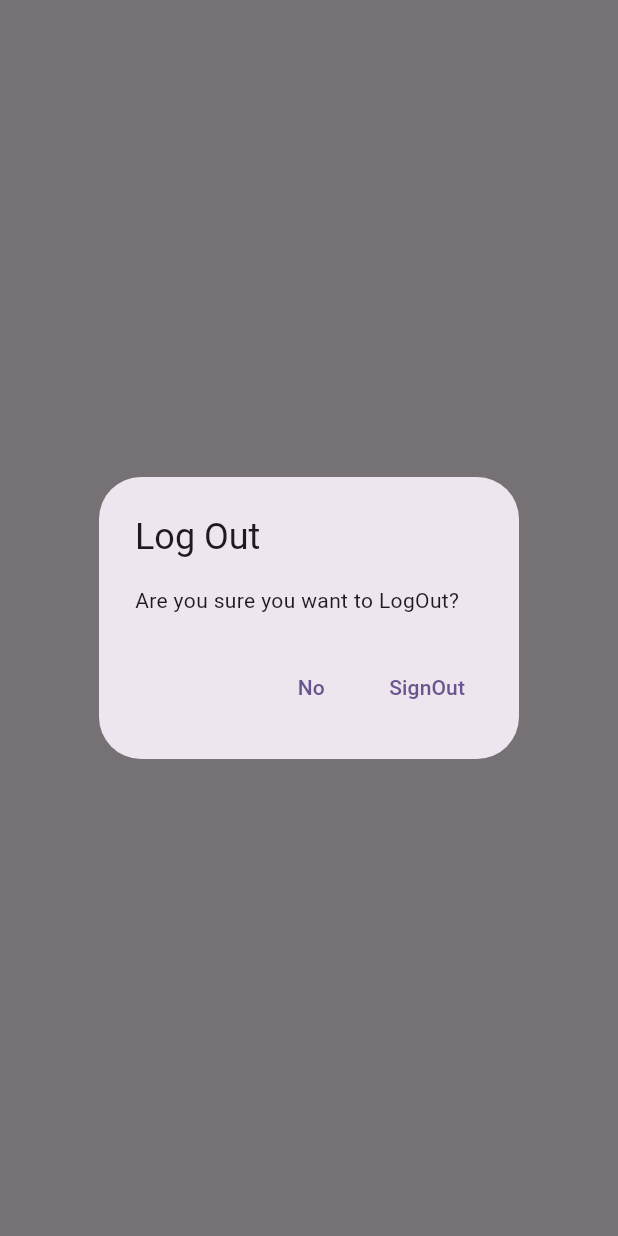
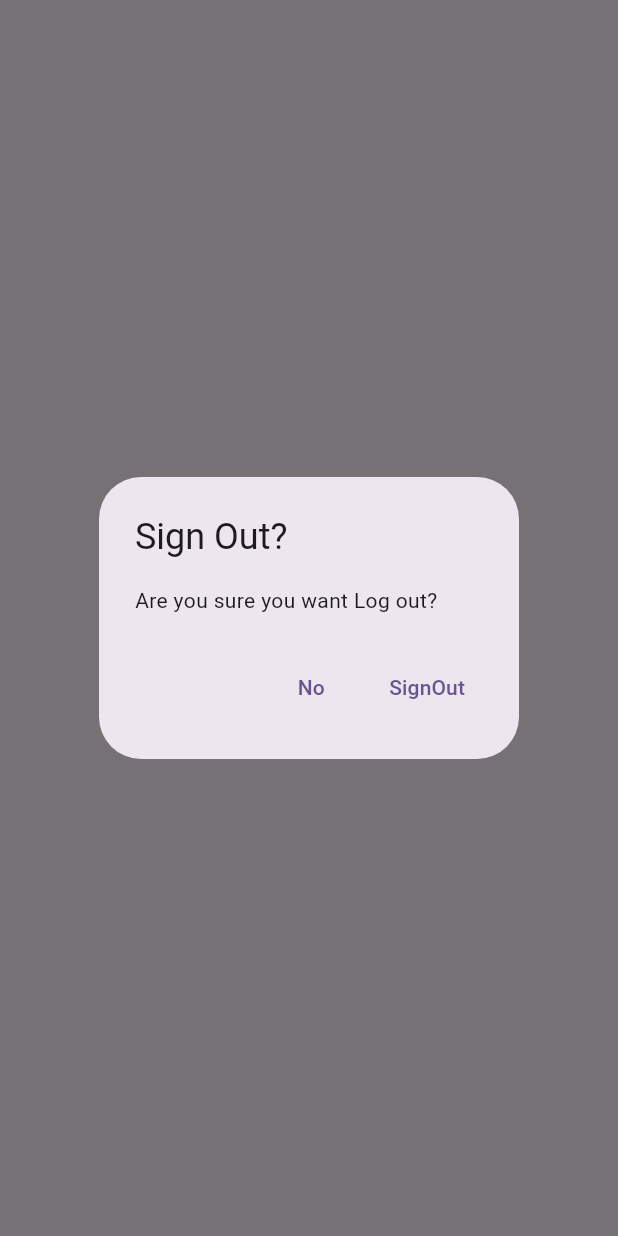
Before and after one commit to adv-p-n/myfirstapp, a Flutter app: what showLogOutDialog() shows on an empty page, opened directly, on a phone screen of 412 x 824 dp. Run offline on Flutter 3.47's test engine with Material 3 defaults, Android fonts, the phone set to English and light mode, and no system bars; our stand-ins replace firebase_auth, firebase_core, sqflite; accounts and stored records are empty; network calls fail.

Commit message:
Error dialog Refactored + Delete note added

```diff
--- /dev/null
+++ b/lib/utilities/dialogs/generic_dialog.dart
@@ -0,0 +1,32 @@
+import 'package:flutter/material.dart';
+
+typedef DialogOptionBuilder<T> = Map<String, T?> Function();
+
+Future<T?> showGenericDialog<T>({
+  required BuildContext context,
+  required String title,
+  required String content,
+  required DialogOptionBuilder optionsBuilder,
+}) {
+  final options = optionsBuilder();
+  return showDialog(
+      context: context,
+      builder: (context) {
+        return AlertDialog(
+          title: Text(title),
+          content: Text(content),
+          actions: options.keys.map((optionTitle) {
+            final value = options[optionTitle];
+            return TextButton(
+                onPressed: () {
+                  if (value != null) {
+                    Navigator.of(context).pop(value);
+                  } else {
+                    Navigator.of(context).pop;
+                  }
+                },
+                child: Text(optionTitle));
+          }).toList(),
+        );
+      });
+}
--- /dev/null
+++ b/lib/utilities/dialogs/logout_dialog.dart
@@ -0,0 +1,14 @@
+import 'package:flutter/material.dart';
+import 'package:myfirstapp/utilities/dialogs/generic_dialog.dart';
+
+Future<bool> showLogOutDialog(BuildContext context) async {
+  return await showGenericDialog<bool>(
+    context: context,
+    title: 'Sign Out?',
+    content: 'Are you sure you want Log out?',
+    optionsBuilder: () => {
+      'No': false,
+      'SignOut': true,
+    },
+  ).then((value) => value ?? false);
+}
--- a/lib/views/login_view.dart
+++ b/lib/views/login_view.dart
@@ -3,7 +3,7 @@ import 'dart:developer' as dev show log;
 import 'package:myfirstapp/constants/routes.dart';
 import 'package:myfirstapp/services/auth/auth_exceptions.dart';
 import 'package:myfirstapp/services/auth/auth_services.dart';
-import 'package:myfirstapp/utilities/show_error_dialog.dart';
+import 'package:myfirstapp/utilities/dialogs/error_dialog.dart';
 
 class LoginView extends StatefulWidget {
   const LoginView({super.key});
--- a/lib/views/notes/notes_view.dart
+++ b/lib/views/notes/notes_view.dart
@@ -3,6 +3,8 @@ import 'package:myfirstapp/constants/routes.dart';
 import 'package:myfirstapp/enum/menu_actions.dart';
 import 'package:myfirstapp/services/auth/auth_services.dart';
 import 'package:myfirstapp/services/crud/notes_services.dart';
+import 'package:myfirstapp/utilities/dialogs/logout_dialog.dart';
+import 'package:myfirstapp/views/notes/notes_list_view.dart';
 
 class MyNotesView extends StatefulWidget {
   const MyNotesView({super.key});
@@ -72,20 +74,11 @@ class _MyNotesViewState extends State<MyNotesView> {
                       case ConnectionState.active:
                         if (snapshot.hasData) {
                           final notes = snapshot.data as List<DatabaseNote>;
-                          return ListView.builder(
-                            itemCount: notes.length,
-                            itemBuilder: (context, index) {
-                              final note = notes[index];
-                              return ListTile(
-                                title: Text(
-                                  note.text,
-                                  maxLines: 1,
-                                  softWrap: true,
-                                  overflow: TextOverflow.ellipsis,
-                                ),
-                              );
-                            },
-                          );
+                          return NotesListView(
+                              notes: notes,
+                              onDeleteNote: (note) async {
+                                await _noteService.deleteNote(id: note.id);
+                              });
                         } else {
                           return const CircularProgressIndicator();
                         }
@@ -101,26 +94,3 @@ class _MyNotesViewState extends State<MyNotesView> {
     );
   }
 }
-
-Future<bool> showLogOutDialog(BuildContext context) {
-  return showDialog(
-      context: context,
-      builder: (context) {
-        return AlertDialog(
-          title: const Text("Log Out"),
-          content: const Text('Are you sure you want to LogOut?'),
-          actions: [
-            TextButton(
-                onPressed: () {
-                  Navigator.of(context).pop(false);
-                },
-                child: const Text('No')),
-            TextButton(
-                onPressed: () {
-                  Navigator.of(context).pop(true);
-                },
-                child: const Text('SignOut'))
-          ],
-        );
-      }).then((value) => value ?? false);
-}
--- a/lib/views/register_view.dart
+++ b/lib/views/register_view.dart
@@ -3,7 +3,7 @@ import 'dart:developer' as dev show log;
 import 'package:myfirstapp/constants/routes.dart';
 import 'package:myfirstapp/services/auth/auth_exceptions.dart';
 import 'package:myfirstapp/services/auth/auth_services.dart';
-import 'package:myfirstapp/utilities/show_error_dialog.dart';
+import 'package:myfirstapp/utilities/dialogs/error_dialog.dart';
 
 class RegisterView extends StatefulWidget {
   const RegisterView({super.key});
```
Also changed, not shown: lib/utilities/dialogs/delete_dialog.dart (added, +14 -0 lines), lib/utilities/dialogs/error_dialog.dart (added, +11 -0 lines), lib/utilities/show_error_dialog.dart (deleted, +0 -22 lines), lib/views/notes/notes_list_view.dart (added, +43 -0 lines).
